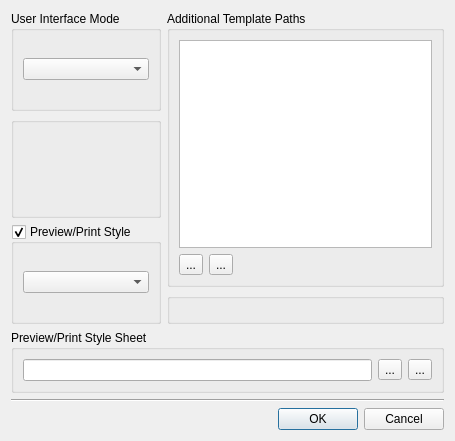
The window that tools/designer/src/designer/preferencesdialog.ui (arnt/qt-history2) describes before a commit, drawn with Qt 5.
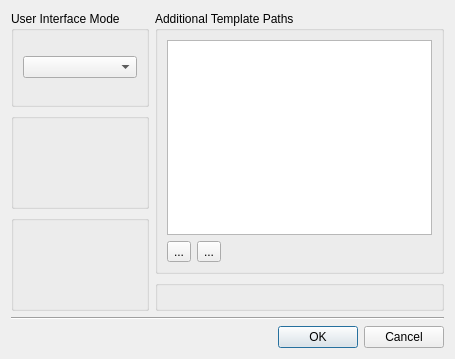
The same window after the commit. Custom widgets are drawn as their Qt base class.

Commit message:
Fixes:    Designer should be able to display device skins Task:     170893 Details:  Make use of QFVB's device skin class. Create a 'PreviewManager' that can be used in integrations. PreviewManager creates preview widgets and pixmaps for printing using struct PreviewConfiguration. It allows for nonmodal previews (Mac style), parametrizable by enumeration. Create PreviewConfigurationWidget to edit PreviewConfiguration for use in settings dialogs. Store everything in QSettings. Add convenience functions for creating style submenus.
[git-p4: depot-paths = "//depot/qt/main/": change = 273198]

```diff
--- a/tools/designer/src/designer/preferencesdialog.ui
+++ b/tools/designer/src/designer/preferencesdialog.ui
@@ -6,7 +6,7 @@
     <x>0</x>
     <y>0</y>
     <width>455</width>
-    <height>441</height>
+    <height>359</height>
    </rect>
   </property>
   <property name="windowTitle" >
@@ -36,19 +36,7 @@
         <widget class="FontPanel" name="m_fontPanel" />
        </item>
        <item>
-        <widget class="QGroupBox" name="m_styleGroupBox" >
-         <property name="title" >
-          <string>Preview/Print Style</string>
-         </property>
-         <property name="checkable" >
-          <bool>true</bool>
-         </property>
-         <layout class="QVBoxLayout" >
-          <item>
-           <widget class="QComboBox" name="m_styleCombo" />
-          </item>
-         </layout>
-        </widget>
+        <widget class="qdesigner_internal::PreviewConfigurationWidget" name="m_previewConfigurationWidget" />
        </item>
       </layout>
      </item>
@@ -100,32 +88,6 @@
      </item>
     </layout>
    </item>
-   <item>
-    <widget class="QGroupBox" name="m_appStyleSheetGroupBox" >
-     <property name="title" >
-      <string>Preview/Print Style Sheet</string>
-     </property>
-     <layout class="QHBoxLayout" >
-      <item>
-       <widget class="qdesigner_internal::TextPropertyEditor" name="m_appStyleSheetLineEdit" />
-      </item>
-      <item>
-       <widget class="QToolButton" name="m_appStyleSheetChangeButton" >
-        <property name="text" >
-         <string>...</string>
-        </property>
-       </widget>
-      </item>
-      <item>
-       <widget class="QToolButton" name="m_appStyleSheetClearButton" >
-        <property name="text" >
-         <string>...</string>
-        </property>
-       </widget>
-      </item>
-     </layout>
-    </widget>
-   </item>
    <item>
     <widget class="Line" name="line" >
      <property name="orientation" >
@@ -139,7 +101,7 @@
       <enum>Qt::Horizontal</enum>
      </property>
      <property name="standardButtons" >
-      <set>QDialogButtonBox::Cancel|QDialogButtonBox::NoButton|QDialogButtonBox::Ok</set>
+      <set>QDialogButtonBox::Cancel|QDialogButtonBox::Ok</set>
      </property>
     </widget>
    </item>
@@ -159,9 +121,10 @@
    <container>1</container>
   </customwidget>
   <customwidget>
-   <class>qdesigner_internal::TextPropertyEditor</class>
-   <extends>QLineEdit</extends>
-   <header location="global" >textpropertyeditor_p.h</header>
+   <class>qdesigner_internal::PreviewConfigurationWidget</class>
+   <extends>QGroupBox</extends>
+   <header location="global" >previewconfigurationwidget_p.h</header>
+   <container>1</container>
   </customwidget>
  </customwidgets>
  <resources/>
```
The commit also changes 16 other files.
